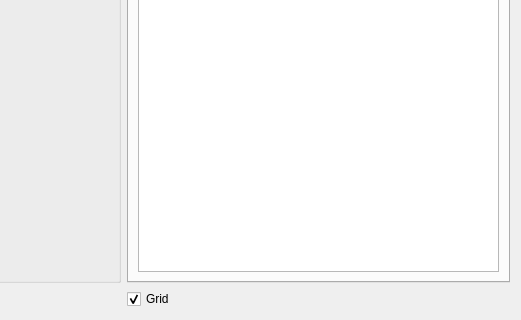
Qt form source/trsedocuments/formimageeditor.ui (Happy-Ferret/Fluff64) before a commit; both pictures show x 657 to 1178 and y 312 to 632 of the 1178 by 632 pixel window.
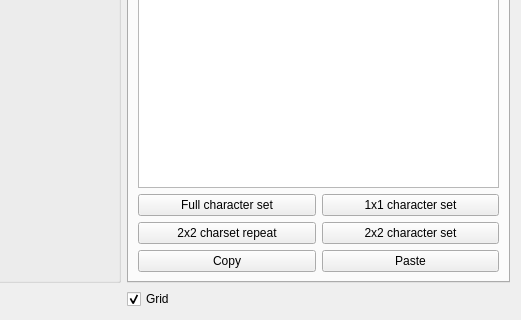
The same form after that commit. The open tabs and pages were chosen to show the change.

```diff
--- a/source/trsedocuments/formimageeditor.ui
+++ b/source/trsedocuments/formimageeditor.ui
@@ -40,7 +40,7 @@
      <item row="1" column="1">
       <widget class="QTabWidget" name="tabWidget_2">
        <property name="currentIndex">
-        <number>0</number>
+        <number>2</number>
        </property>
        <widget class="QWidget" name="tab_2">
         <attribute name="title">
@@ -295,6 +295,9 @@
         <layout class="QGridLayout" name="gridLayout_9">
          <item row="0" column="0">
           <layout class="QGridLayout" name="gridLayout_8">
+           <item row="1" column="0">
+            <widget class="QTableWidget" name="lstCharMap"/>
+           </item>
            <item row="0" column="0">
             <widget class="QPushButton" name="btnLoadCharmap">
              <property name="text">
@@ -302,8 +305,51 @@
              </property>
             </widget>
            </item>
-           <item row="1" column="0">
-            <widget class="QTableWidget" name="lstCharMap"/>
+           <item row="6" column="0">
+            <layout class="QGridLayout" name="gridLayout_11">
+             <item row="3" column="0">
+              <widget class="QPushButton" name="btnCharset2x2Repeat">
+               <property name="text">
+                <string>2x2 charset repeat</string>
+               </property>
+              </widget>
+             </item>
+             <item row="3" column="1">
+              <widget class="QPushButton" name="btnCharset2x2">
+               <property name="text">
+                <string>2x2 character set</string>
+               </property>
+              </widget>
+             </item>
+             <item row="2" column="0">
+              <widget class="QPushButton" name="btnCharsetFull">
+               <property name="text">
+                <string>Full character set</string>
+               </property>
+              </widget>
+             </item>
+             <item row="2" column="1">
+              <widget class="QPushButton" name="btnCharset1x1">
+               <property name="text">
+                <string>1x1 character set</string>
+               </property>
+              </widget>
+             </item>
+             <item row="4" column="0">
+              <widget class="QPushButton" name="btnCharsetCopy">
+               <property name="text">
+                <string>Copy</string>
+               </property>
+              </widget>
+             </item>
+             <item row="4" column="1">
+              <widget class="QPushButton" name="btnCharsetPaste">
+               <property name="text">
+                <string>Paste</string>
+               </property>
+              </widget>
+             </item>
+            </layout>
            </item>
           </layout>
          </item>
```
